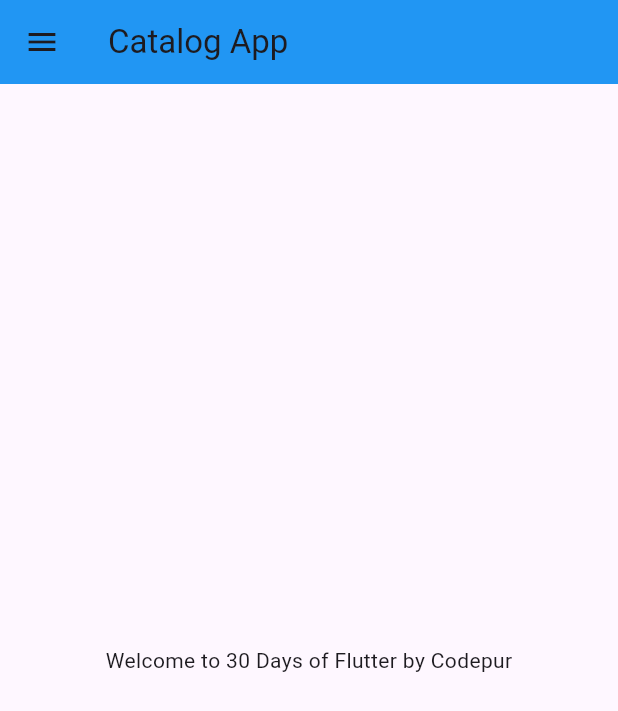
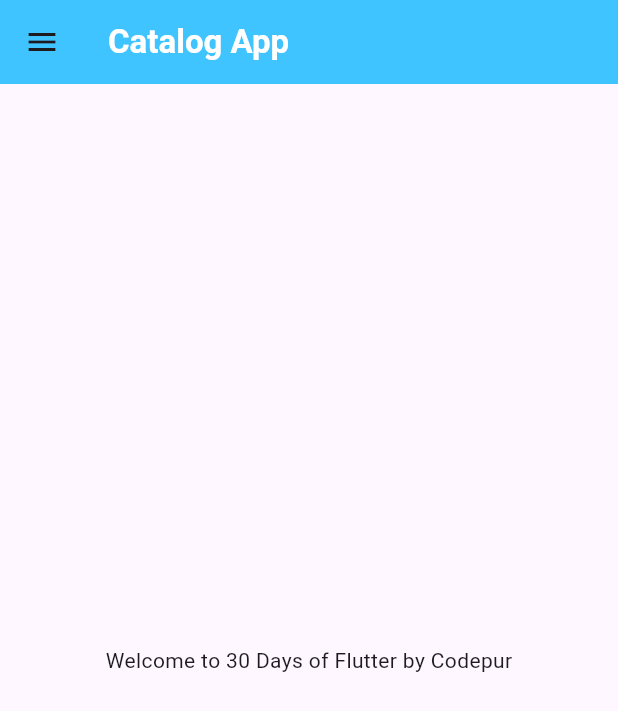
Before and after one commit to anshit-1223/learn_flutter, a Flutter app: the screen it shows after launch, on a phone screen of 412 x 824 dp. Shown: the top 711 px of the screen. Run offline on Flutter 3.47's test engine with Material 3 defaults, Android fonts, the light colour scheme and no system bars.

Commit message:
code refactor

```diff
--- a/lib/main.dart
+++ b/lib/main.dart
@@ -14,8 +14,14 @@ class MyApp extends StatelessWidget {
       debugShowCheckedModeBanner: false,
       theme: ThemeData(
         appBarTheme: AppBarTheme(
-          color: Colors.blue,
+          color: Colors.lightBlueAccent,
+          titleTextStyle: TextStyle(
+            color: Colors.white,
+            fontSize: 22,
+            fontWeight: FontWeight.bold,
+          ),
         ),
+        drawerTheme: DrawerThemeData(backgroundColor: Colors.black54),
       ),
       home: HomePage(),
     );
```
